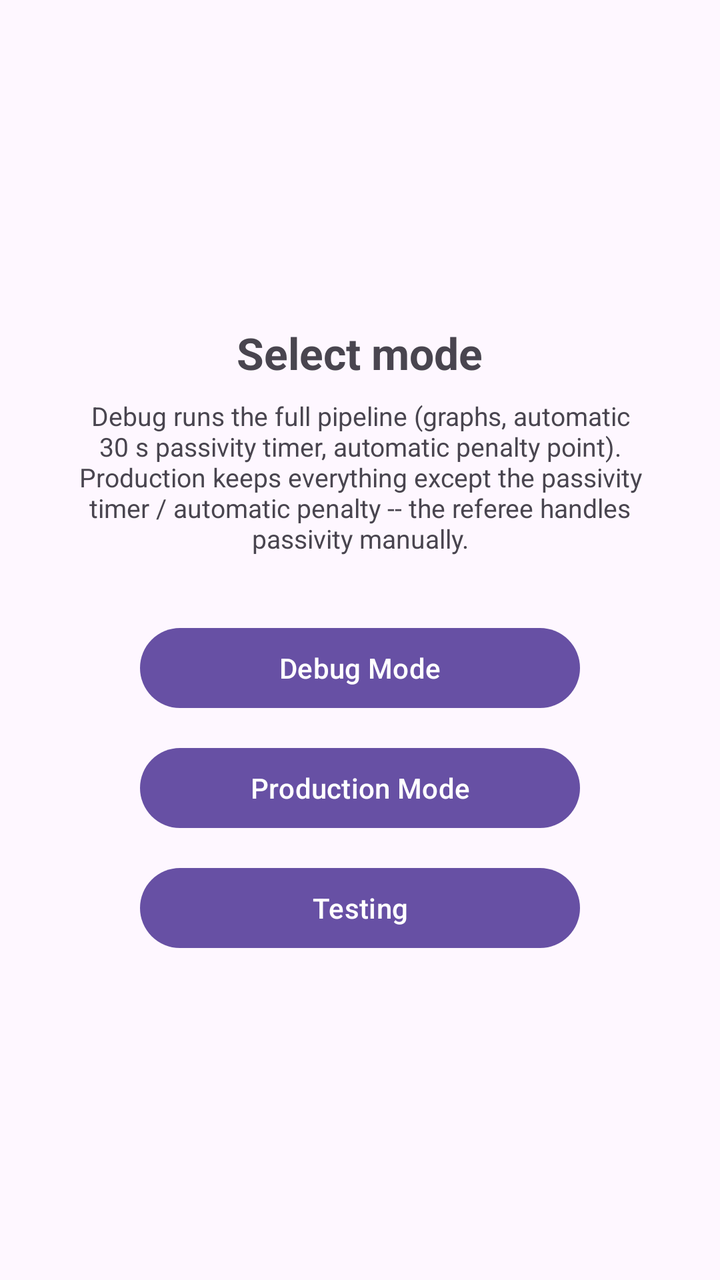
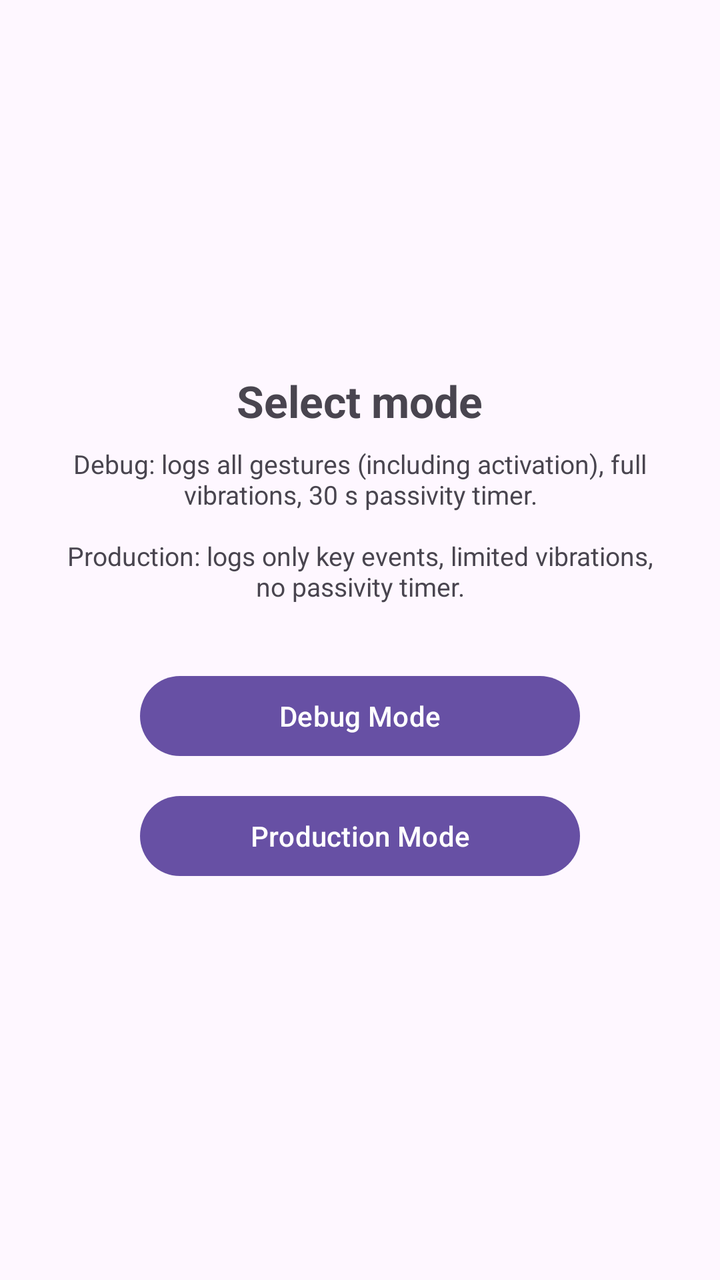

Before-and-after screenshots of an Android layout around one commit, followed by the original layout XML and the change that was made.
<!-- AndroidManifest.xml: application theme Theme.Zeppgestures -->
<!-- res/layout/fragment_mode_select.xml -->
<?xml version="1.0" encoding="utf-8"?>
<LinearLayout xmlns:android="http://schemas.android.com/apk/res/android"
    android:layout_width="match_parent"
    android:layout_height="match_parent"
    android:orientation="vertical"
    android:gravity="center"
    android:padding="32dp">

    <TextView
        android:layout_width="wrap_content"
        android:layout_height="wrap_content"
        android:text="Select mode"
        android:textSize="22sp"
        android:textStyle="bold"
        android:layout_marginBottom="8dp"/>

    <TextView
        android:id="@+id/modeSelectHint"
        android:layout_width="match_parent"
        android:layout_height="wrap_content"
        android:gravity="center"
        android:text="Debug runs the full pipeline (graphs, automatic 30 s passivity timer, automatic penalty point). Production keeps everything except the passivity timer / automatic penalty -- the referee handles passivity manually."
        android:textSize="13sp"
        android:layout_marginBottom="32dp"/>

    <Button
        android:id="@+id/modeDebugBtn"
        android:layout_width="220dp"
        android:layout_height="wrap_content"
        android:text="Debug Mode"
        android:layout_marginBottom="12dp"/>

    <Button
        android:id="@+id/modeProdBtn"
        android:layout_width="220dp"
        android:layout_height="wrap_content"
        android:text="Production Mode"
        android:layout_marginBottom="12dp"/>

    <Button
        android:id="@+id/modeTestingBtn"
        android:layout_width="220dp"
        android:layout_height="wrap_content"
        android:text="Testing"/>
</LinearLayout>
<!-- resources referenced by this layout -->
<resources>
  <style name="Theme.Zeppgestures" parent="Base.Theme.Zeppgestures" />
  <style name="Base.Theme.Zeppgestures" parent="Theme.Material3.DayNight.NoActionBar">
          
          
      </style>
</resources>

<!-- the commit's change to res/layout/fragment_mode_select.xml (unified diff, before → after) -->
@@ -19,7 +19,7 @@
         android:layout_width="match_parent"
         android:layout_height="wrap_content"
         android:gravity="center"
-        android:text="Debug runs the full pipeline (graphs, automatic 30 s passivity timer, automatic penalty point). Production keeps everything except the passivity timer / automatic penalty -- the referee handles passivity manually."
+        android:text="Debug: logs all gestures (including activation), full vibrations, 30 s passivity timer.\n\nProduction: logs only key events, limited vibrations, no passivity timer."
         android:textSize="13sp"
         android:layout_marginBottom="32dp"/>
 
@@ -41,5 +41,6 @@
         android:id="@+id/modeTestingBtn"
         android:layout_width="220dp"
         android:layout_height="wrap_content"
-        android:text="Testing"/>
+        android:text="Testing"
+        android:visibility="gone"/>
 </LinearLayout>
